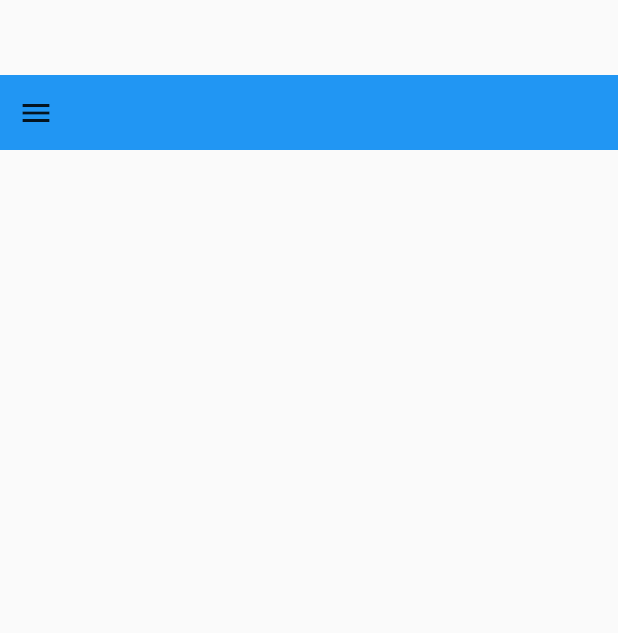
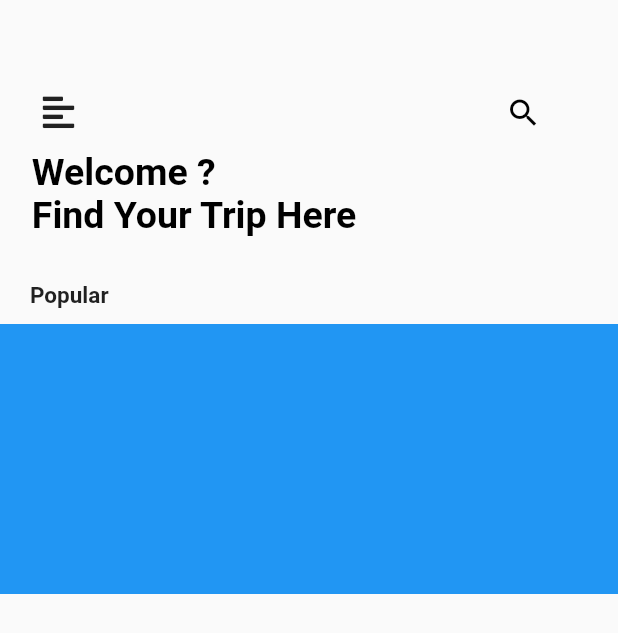
Before and after one commit to HasanMasrur/TourismApp, a Flutter app: the screen it shows after launch, on a phone screen of 412 x 824 dp. Shown: the top 633 px of the screen. Run offline on Flutter 3.47's test engine with Material 2 defaults, Android fonts, the phone set to English and light mode, and no system bars; our stand-ins replace font_awesome_flutter.

Commit message:
added textfild,and wellcome

```diff
--- a/lib/homepage.dart
+++ b/lib/homepage.dart
@@ -1,9 +1,9 @@
 import 'package:flutter/material.dart';
+import 'package:font_awesome_flutter/font_awesome_flutter.dart';
 
 class HomePage extends StatefulWidget {
   @override
   State<StatefulWidget> createState() {
-    // TODO: implement createState
     return _HomePage();
   }
 }
@@ -16,20 +16,68 @@ class _HomePage extends State<HomePage> {
     return Scaffold(
       key: _globalKey,
       drawer: Drawer(),
-      body: Column(children: [
+      body: Column(
+          crossAxisAlignment: CrossAxisAlignment.stretch,
+          mainAxisAlignment: MainAxisAlignment.start,
+          children: [
             Container(
-          margin: EdgeInsets.only(top: 50),
+              margin: EdgeInsets.only(top: 50, left: 15),
               height: 50,
-          color: Colors.blue,
               child: Row(
                 children: [
                   IconButton(
-                  icon: Icon(Icons.menu),
+                      icon: FaIcon(FontAwesomeIcons.alignLeft),
                       onPressed: () {
                         _globalKey.currentState.openDrawer();
-                  })
+                      }),
+                  SizedBox(
+                    width: 80,
+                  ),
+                  Container(
+                    width: 230,
+                    child: TextField(
+                      decoration: InputDecoration(
+                        border: InputBorder.none,
+                        suffixIcon: Icon(
+                          Icons.search,
+                          color: Colors.black,
+                        ),
+                      ),
+                    ),
+                  )
                 ],
               ),
+            ),
+            Container(
+              margin: EdgeInsets.only(left: 15),
+              alignment: Alignment.topLeft,
+              child: Text(
+                ' Welcome ? \n Find Your Trip Here',
+                style: TextStyle(
+                    fontSize: 25,
+                    color: Colors.black,
+                    fontWeight: FontWeight.bold),
+              ),
+            ),
+            SizedBox(
+              height: 30,
+            ),
+            Container(
+              margin: EdgeInsets.only(left: 20),
+              alignment: Alignment.topLeft,
+              child: Text(
+                'Popular',
+                style: TextStyle(fontSize: 15, fontWeight: FontWeight.bold),
+              ),
+            ),
+            SizedBox(
+              height: 10,
+            ),
+            Container(
+              alignment: Alignment.topLeft,
+              height: 180,
+              width: 250,
+              color: Colors.blue,
             )
           ]),
     );
--- a/pubspec.yaml
+++ b/pubspec.yaml
@@ -28,6 +28,7 @@ dependencies:
   # The following adds the Cupertino Icons font to your application.
   # Use with the CupertinoIcons class for iOS style icons.
   cupertino_icons: ^1.0.0
+  font_awesome_flutter: ^8.10.0
 
 dev_dependencies:
   flutter_test:
```
Also changed, not shown: pubspec.lock. Lines whose indentation alone changed are shown as unchanged.
